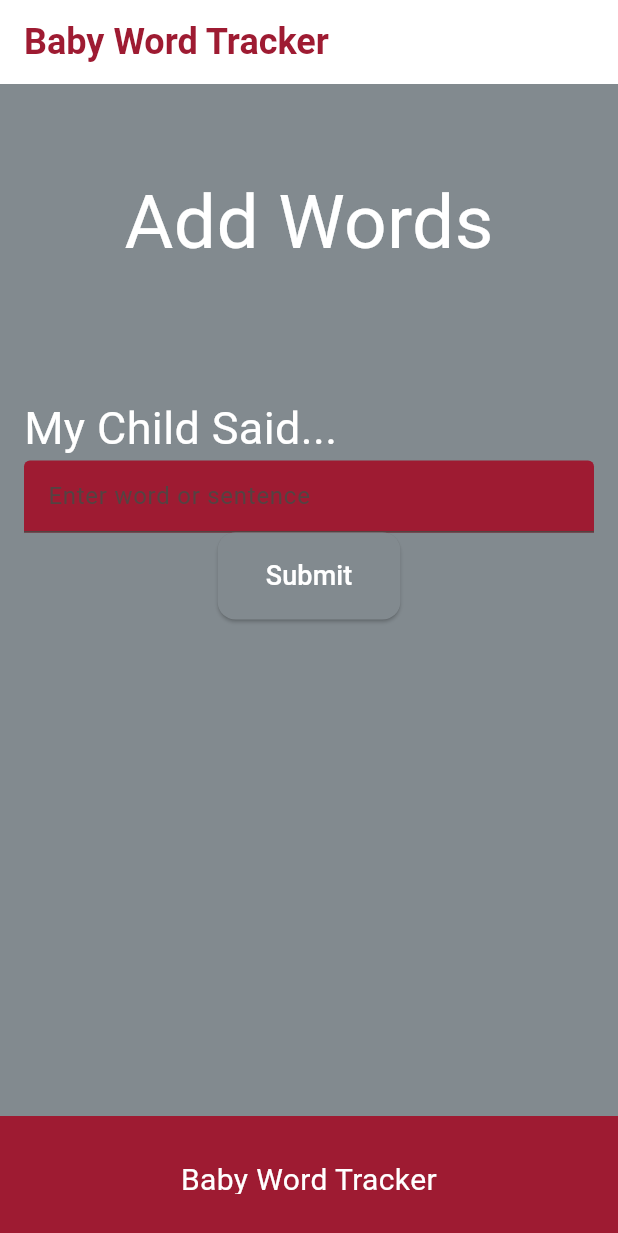
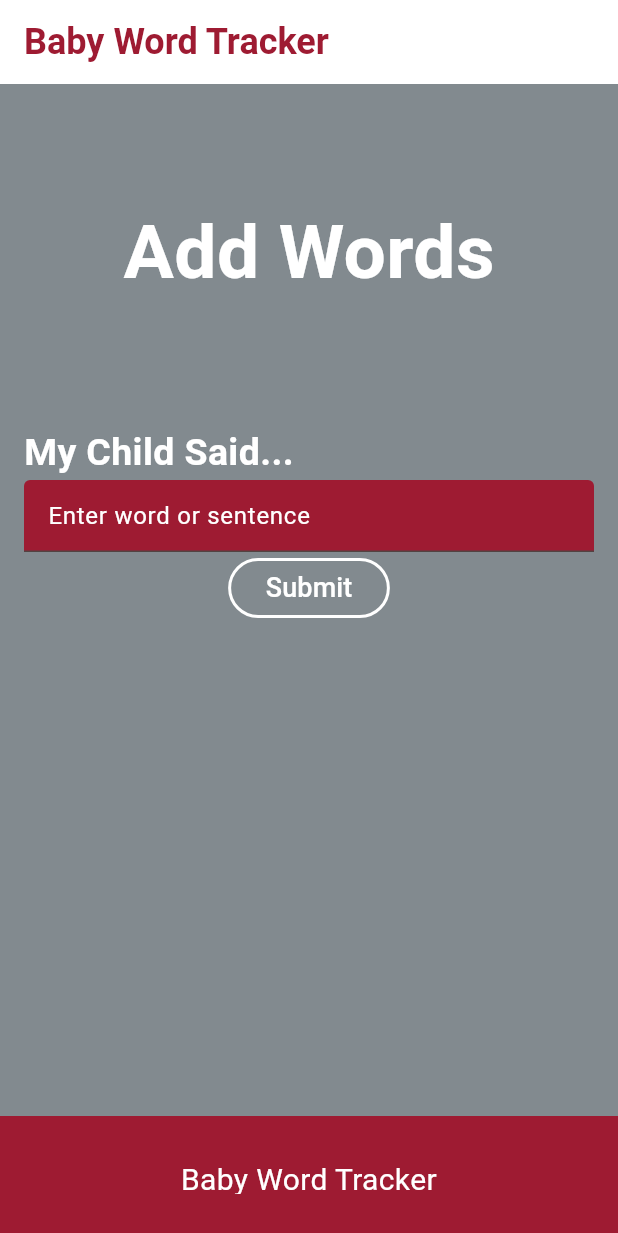
Before and after one commit to Baby-Words-Tracker/Baby_Words, a Flutter app: the screen it shows after launch, on a phone screen of 412 x 824 dp. Shown: the top 1233 px of the screen. Run offline on Flutter 3.47's test engine with Material 3 defaults, Android fonts, the phone set to English and light mode, and no system bars; our stand-ins replace cloud_firestore, firebase_core; accounts and stored records are empty.

Commit message:
moved 'add text' page to pages folder and out of main

```diff
--- a/baby_words_tracker/lib/main.dart
+++ b/baby_words_tracker/lib/main.dart
@@ -1,6 +1,7 @@
 import 'package:flutter/material.dart';
 import 'package:firebase_core/firebase_core.dart';
 import 'firebase_options.dart';
+import 'pages/addtext.dart';
 
 void main() {
   WidgetsFlutterBinding.ensureInitialized();
@@ -22,105 +23,7 @@ class MyApp extends StatelessWidget {
         colorScheme: ColorScheme.fromSeed(seedColor: Colors.redAccent),
         useMaterial3: true,
       ),
-      home: const MyHomePage(title: 'Baby Word Tracker'),
+      home: const AddTextPage(title: 'Baby Word Tracker'),
     );
   }
 }
-
-class MyHomePage extends StatefulWidget {
-  const MyHomePage({super.key, required this.title});
-
-  // This widget is the home page of your application. It is stateful, meaning
-  // that it has a State object (defined below) that contains fields that affect
-  // how it looks.
-
-  // This class is the configuration for the state. It holds the values (in this
-  // case the title) provided by the parent (in this case the App widget) and
-  // used by the build method of the State. Fields in a Widget subclass are
-  // always marked "final".
-
-  final String title;
-
-  @override
-  State<MyHomePage> createState() => _MyHomePageState();
-}
-
-class _MyHomePageState extends State<MyHomePage> {
-
-  @override
-  Widget build(BuildContext context) {
-    // This method is rerun every time setState is called, for instance as done
-    // by the _incrementCounter method above.
-    //
-    // The Flutter framework has been optimized to make rerunning build methods
-    // fast, so that you can just rebuild anything that needs updating rather
-    // than having to individually change instances of widgets.
-    return Scaffold(
-      backgroundColor: Color(0xFF828A8F),
-      appBar: AppBar(
-        backgroundColor: Colors.white,
-        title: Text(widget.title, style: const TextStyle(color: Color(0xFF9E1B32),
-                                                         fontSize: 24,
-                                                         fontWeight: FontWeight.bold,
-                                                        ),
-                    ),
-      ),
-      bottomNavigationBar: const BottomAppBar(
-        color: Color(0xFF9E1B32),
-        child: Padding(
-        padding: EdgeInsets.all(16.0),
-        child: Text('Baby Word Tracker', style: TextStyle(color: Colors.white, fontSize: 20), textAlign: TextAlign.center,
-                ),
-  ),
-),
-      body: Padding(
-        padding: const EdgeInsets.all(16.0),
-        child: Column(
-          crossAxisAlignment: CrossAxisAlignment.start,
-          children: <Widget>[
-          const SizedBox(
-            height : 40,
-          ),
-          const Center(
-            child: Text(
-              'Add Words',
-              style: TextStyle(color: Colors.white, fontSize: 50)
-            ),
-          ),
-          const SizedBox(
-            height : 80,
-            ),
-          const Text(
-            'My Child Said...',
-            style: TextStyle(color: Colors.white, fontSize: 30)
-          ),
-          const TextField(
-            decoration: InputDecoration(
-            //border: OutlineInputBorder(),
-            hintText: 'Enter word or sentence',
-            filled: true,
-            fillColor: Color(0xFF9E1B32),
-            ),
-          ),
-            Center(
-              //submit button currently doesn't do anything
-              child: ElevatedButton(
-                    onPressed: () {},
-                    style: ElevatedButton.styleFrom(
-                      backgroundColor: Color(0xFF828A8F), // Button color
-                      foregroundColor: Colors.white, // Text color
-                      shape: RoundedRectangleBorder(
-                            borderRadius: BorderRadius.circular(12), // Rounded rectangle shape
-                      ),
-                      padding: const EdgeInsets.symmetric(horizontal: 32, vertical: 16), // Button size
-                    ),
-                    child: const Text('Submit', style: TextStyle(fontSize: 18)),
-              ),
-            ),
-          ],
-        ),
-      ),
-
-    );
-  }
-}
--- /dev/null
+++ b/baby_words_tracker/lib/pages/addtext.dart
@@ -0,0 +1,101 @@
+import 'package:flutter/material.dart';
+
+class AddTextPage extends StatefulWidget {
+  const AddTextPage({super.key, required this.title});
+
+  // This widget is the home page of your application. It is stateful, meaning
+  // that it has a State object (defined below) that contains fields that affect
+  // how it looks.
+
+  // This class is the configuration for the state. It holds the values (in this
+  // case the title) provided by the parent (in this case the App widget) and
+  // used by the build method of the State. Fields in a Widget subclass are
+  // always marked "final".
+
+  final String title;
+
+  @override
+  State<AddTextPage> createState() => _AddTextPageState();
+}
+
+class _AddTextPageState extends State<AddTextPage> {
+
+  @override
+  Widget build(BuildContext context) {
+    // This method is rerun every time setState is called, for instance as done
+    // by the _incrementCounter method above.
+    //
+    // The Flutter framework has been optimized to make rerunning build methods
+    // fast, so that you can just rebuild anything that needs updating rather
+    // than having to individually change instances of widgets.
+    return Scaffold(
+      backgroundColor: Color(0xFF828A8F),
+      appBar: AppBar(
+        backgroundColor: Colors.white,
+        title: Text(widget.title, style: const TextStyle(color: Color(0xFF9E1B32),
+                                                         fontSize: 24,
+                                                         fontWeight: FontWeight.bold,
+                                                        ),
+                    ),
+      ),
+      bottomNavigationBar: const BottomAppBar(
+        color: Color(0xFF9E1B32),
+        child: Padding(
+        padding: EdgeInsets.all(16.0),
+        child: Text('Baby Word Tracker', style: TextStyle(color: Colors.white, fontSize: 20), textAlign: TextAlign.center,
+                ),
+  ),
+),
+      body: Padding(
+        padding: const EdgeInsets.all(16.0),
+        child: Column(
+          crossAxisAlignment: CrossAxisAlignment.start,
+          children: <Widget>[
+          const SizedBox(
+            height : 60,
+          ),
+          const Center(
+            child: Text(
+              'Add Words',
+              style: TextStyle(color: Colors.white, fontSize: 50, fontWeight: FontWeight.bold)
+            ),
+          ),
+          const SizedBox(
+            height : 80,
+            ),
+          const Text(
+            'My Child Said...',
+            style: TextStyle(color: Colors.white, fontSize: 25, fontWeight: FontWeight.bold)
+          ),
+          const TextField(
+            decoration: InputDecoration(
+            //border: OutlineInputBorder(),
+            hintText: 'Enter word or sentence',
+            hintStyle: TextStyle(color: Colors.white),
+            filled: true,
+            fillColor: Color(0xFF9E1B32),
+            ),
+          ),
+            Center(
+              //submit button currently doesn't do anything
+              child: OutlinedButton(
+                onPressed: () {},
+                style: OutlinedButton.styleFrom(
+                backgroundColor: Color(0xFF828A8F),
+                foregroundColor: Colors.white,
+                shape: RoundedRectangleBorder(
+                borderRadius: BorderRadius.circular(20),
+            ),
+            side: const BorderSide(color: Colors.white, width: 2),
+            padding: const EdgeInsets.symmetric(horizontal: 25, vertical: 0),
+            ),
+            child: const Text('Submit', style: TextStyle(fontSize: 18)),
+)
+            ),
+          ],
+        ),
+      ),
+
+    );
+  }
+}
```
